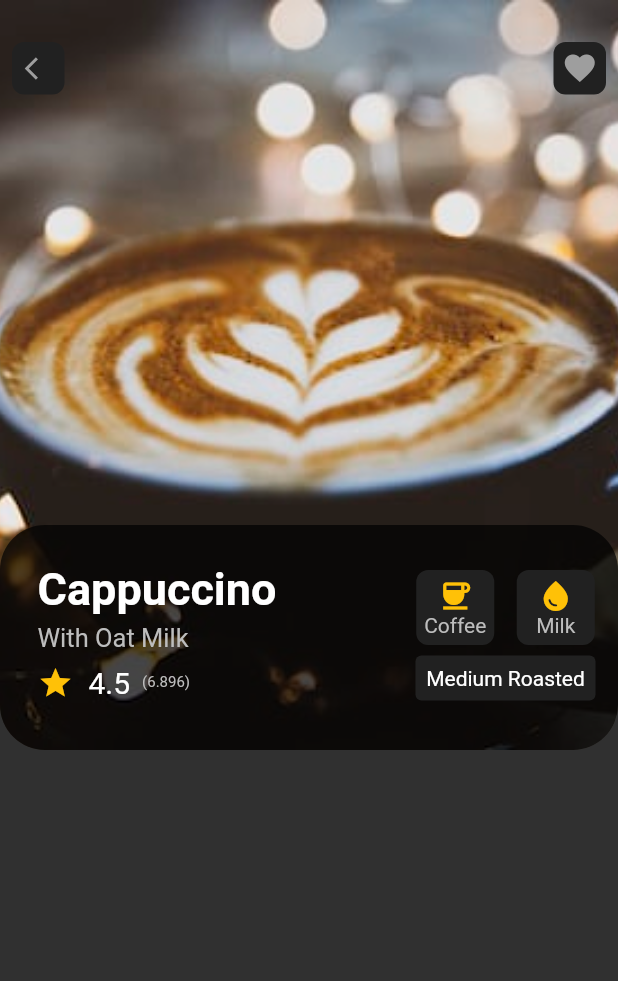
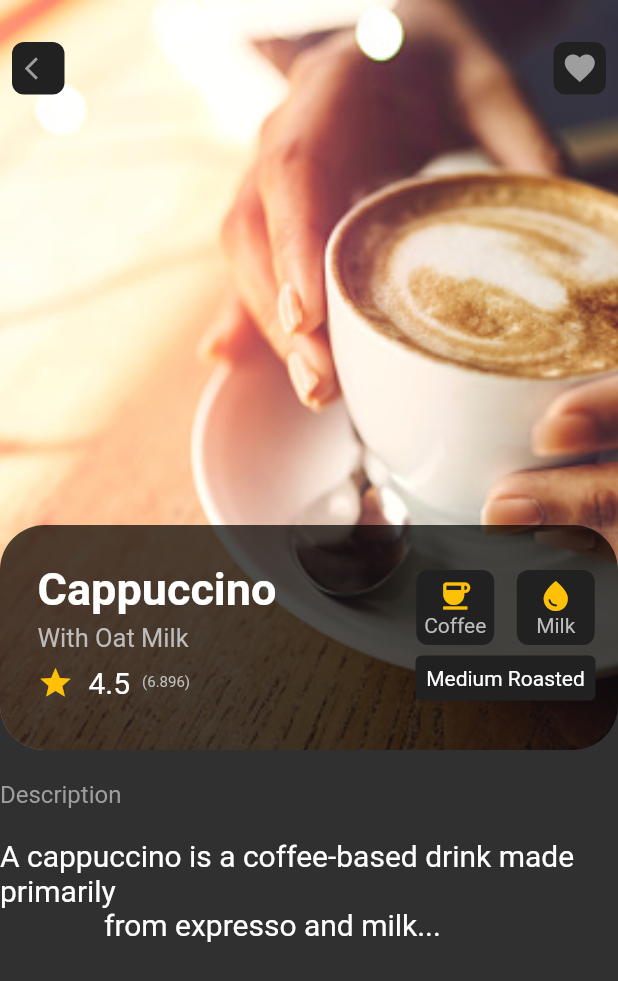
Before and after one commit to MickeyOnyando/Baristum, a Flutter app: the screen it shows after launch, after a tap on "4.5", on a phone screen of 412 x 824 dp. Shown: the top 981 px of the screen. Run offline on Flutter 3.47's test engine with Material 2 defaults, Android fonts, the phone set to English and light mode, and no system bars; our stand-ins replace google_nav_bar.

Commit message:
Bottom Nav bar

```diff
--- a/lib/components/bottom_nav_bar.dart
+++ b/lib/components/bottom_nav_bar.dart
@@ -1,17 +1,70 @@
 import 'package:flutter/material.dart';
 import 'package:google_nav_bar/google_nav_bar.dart';
+import 'package:coffeeui/pages/cart_page.dart';
+import 'package:coffeeui/pages/home_page.dart';
+import 'package:coffeeui/pages/favorites.dart';
 
-class MyBottomNavBar extends StatelessWidget {
-  void Function(int)? onTabChange;
+class MyBottomNavBar extends StatefulWidget {
+  final int selectedIndex;
 
-  MyBottomNavBar({
-    required this.onTabChange,
+  const MyBottomNavBar({
+    super.key,
+    required this.selectedIndex,
   });
+
+  @override
+  State<MyBottomNavBar> createState() => _MyBottomNavBarState();
+}
+
+class _MyBottomNavBarState extends State<MyBottomNavBar> {
+  int _selectedIndex = 0;
+
+  @override
+  void initState() {
+    super.initState();
+    _selectedIndex = widget.selectedIndex;
+  }
+
+  void navigateBottomBar(int newIndex) {
+    setState(() {
+      _selectedIndex = newIndex;
+    });
+
+    switch (newIndex) {
+      case 0: //home
+        Navigator.pushReplacement(
+          context,
+          MaterialPageRoute(
+            builder: (context) => const HomePage(),
+          ),
+        );
+        break;
+
+      case 1: //cart
+        Navigator.pushReplacement(
+          context,
+          MaterialPageRoute(
+            builder: (context) => const CartPage(),
+          ),
+        );
+        break;
+
+      case 2: //favorites
+        Navigator.pushReplacement(
+          context,
+          MaterialPageRoute(
+            builder: (context) => const FavoritesPage(),
+          ),
+        );
+        break;
+    }
+  }
 
   @override
   Widget build(BuildContext context) {
     return GNav(
-      onTabChange: (value) => onTabChange!(value),
+      selectedIndex: _selectedIndex,
+      onTabChange: (value) => navigateBottomBar(value),
       mainAxisAlignment: MainAxisAlignment.center,
       activeColor: Colors.amber,
       color: Colors.grey[300],
--- a/lib/components/coffee_tiles.dart
+++ b/lib/components/coffee_tiles.dart
@@ -1,9 +1,9 @@
-import 'package:coffeeui/pages/cart_page.dart';
 import 'package:flutter/material.dart';
+import 'package:provider/provider.dart';
 
 import '../models/drinks.dart';
 
-class CoffeeTile extends StatelessWidget {
+class CoffeeTile extends StatefulWidget {
   final Drink drink;
   final VoidCallback onTap;
 
@@ -13,11 +13,20 @@ class CoffeeTile extends StatelessWidget {
   });
 
   @override
+  State<CoffeeTile> createState() => _CoffeeTileState();
+}
+
+class _CoffeeTileState extends State<CoffeeTile> {
+  void addToCart() {
+    Provider.of(context);
+  }
+
+  @override
   Widget build(BuildContext context) {
     return Padding(
       padding: const EdgeInsets.only(left: 20),
       child: GestureDetector(
-        onTap: onTap,
+        onTap: widget.onTap,
         child: Container(
           width: 175,
           decoration: BoxDecoration(
@@ -37,7 +46,7 @@ class CoffeeTile extends StatelessWidget {
                       decoration: BoxDecoration(
                         borderRadius: BorderRadius.circular(16),
                         image: DecorationImage(
-                          image: AssetImage(drink.coffeeImagePath),
+                          image: AssetImage(widget.drink.coffeeImagePath),
                           fit: BoxFit.cover,
                         ),
                       ),
@@ -60,7 +69,7 @@ class CoffeeTile extends StatelessWidget {
                             color: Colors.amber,
                             size: 18,
                           ),
-                          Text(drink.coffeeRating),
+                          Text(widget.drink.coffeeRating),
                         ],
                       ),
                     ),
@@ -69,12 +78,12 @@ class CoffeeTile extends StatelessWidget {
                 Padding(
                   padding: const EdgeInsets.only(top: 8, bottom: 4),
                   child: Text(
-                    drink.coffeeType,
+                    widget.drink.coffeeType,
                     style: const TextStyle(fontSize: 18),
                   ),
                 ),
                 Text(
-                  drink.milkType,
+                  widget.drink.milkType,
                   style: const TextStyle(color: Colors.grey),
                 ),
                 Padding(
@@ -82,16 +91,9 @@ class CoffeeTile extends StatelessWidget {
                   child: Row(
                     mainAxisAlignment: MainAxisAlignment.spaceBetween,
                     children: [
-                      Text(drink.coffeePrice),
+                      Text(widget.drink.coffeePrice),
                       GestureDetector(
-                        onTap: () {
-                          Navigator.push(
-                            context,
-                            MaterialPageRoute(
-                              builder: ((context) => const CartPage()),
-                            ),
-                          );
-                        },
+                        onTap: addToCart,
                         child: Container(
                           height: 30,
                           width: 30,
--- /dev/null
+++ b/lib/components/side_nav.dart
@@ -0,0 +1,10 @@
+import 'package:flutter/material.dart';
+
+class SideNav extends StatelessWidget {
+  const SideNav({super.key});
+
+  @override
+  Widget build(BuildContext context) {
+    return const Drawer();
+  }
+}
--- a/lib/models/shop.dart
+++ b/lib/models/shop.dart
@@ -15,7 +15,7 @@ class CoffeeShop extends ChangeNotifier {
 
     //expresso
     Drink(
-      coffeeImagePath: "lib/images/coffee12.jpg",
+      coffeeImagePath: "lib/images/coffee12.jpeg",
       coffeeType: "Expresso",
       coffeePrice: "\$ 3.99",
       milkType: "Dairy Milk",
@@ -54,7 +54,7 @@ class CoffeeShop extends ChangeNotifier {
       coffeeImagePath: 'lib/images/coffee3.jpg',
       coffeeType: "Cappuccino",
       coffeePrice: '\$ 4.50',
-      milkType: "Almond Milk",
+      milkType: " ",
       coffeeRating: "4.5",
     ),
 
--- a/lib/pages/home_page.dart
+++ b/lib/pages/home_page.dart
@@ -1,15 +1,15 @@
 import 'package:coffeeui/components/bottom_nav_bar.dart';
+import 'package:coffeeui/components/side_nav.dart';
 import 'package:coffeeui/models/drinks.dart';
 import 'package:coffeeui/models/shop.dart';
 import 'package:coffeeui/components/coffee_tiles.dart';
 import 'package:coffeeui/components/coffee_type.dart';
 import 'package:coffeeui/components/specials_tiles.dart';
 import 'package:flutter/material.dart';
-import 'package:google_fonts/google_fonts.dart';
 import 'package:provider/provider.dart';
 
 import 'cart_page.dart';
-import 'shop_page.dart';
+import 'favorites.dart';
 import 'tiles/cappuccino_page.dart';
 
 class HomePage extends StatefulWidget {
@@ -55,17 +55,13 @@ class _HomePageState extends State<HomePage> {
     });
   }
 
-  int _selectedIndex = 0;
-  void navigateBottomBar(int newIndex) {
-    setState(() {
-      _selectedIndex = newIndex;
-    });
-  }
-
   //list of pages
   final List<Widget> _pages = [
-    //shop page
-    const ShopPage(),
+    //home page
+    const HomePage(),
+
+    //favorites page
+    const FavoritesPage(),
 
     //cart page
     const CartPage(),
@@ -74,11 +70,11 @@ class _HomePageState extends State<HomePage> {
   @override
   Widget build(BuildContext context) {
     return Scaffold(
+      drawer: const SideNav(),
       backgroundColor: Colors.black87,
       appBar: AppBar(
         elevation: 0,
         backgroundColor: Colors.transparent,
-        leading: const Icon(Icons.grid_view_rounded),
         actions: const [
           Padding(
             padding: EdgeInsets.only(right: 15),
@@ -86,18 +82,16 @@ class _HomePageState extends State<HomePage> {
           ),
         ],
       ),
-      bottomNavigationBar: MyBottomNavBar(
-        onTabChange: (index) => navigateBottomBar(index),
-      ),
+      bottomNavigationBar: const MyBottomNavBar(selectedIndex: 0),
       body: Consumer<CoffeeShop>(
         builder: (context, value, child) => SingleChildScrollView(
           child:
               Column(crossAxisAlignment: CrossAxisAlignment.start, children: [
-            Padding(
-              padding: const EdgeInsets.symmetric(horizontal: 20),
+            const Padding(
+              padding: EdgeInsets.symmetric(horizontal: 20),
               child: Text(
                 "Find the best coffee for you",
-                style: GoogleFonts.bebasNeue(
+                style: TextStyle(
                   fontSize: 40,
                   fontWeight: FontWeight.bold,
                 ),
--- a/lib/pages/tiles/cappuccino_page.dart
+++ b/lib/pages/tiles/cappuccino_page.dart
@@ -14,12 +14,15 @@ class _CappuccinoPageState extends State<CappuccinoPage> {
   Widget build(BuildContext context) {
     return Scaffold(
       body: SafeArea(
-        child: Container(
+        child: Column(
+          crossAxisAlignment: CrossAxisAlignment.start,
+          children: [
+            Container(
               height: 500,
               decoration: const BoxDecoration(
                 image: DecorationImage(
                   image: AssetImage(
-                'lib/images/coffee10.jpeg',
+                    'lib/images/coffee4.jpg',
                   ),
                   fit: BoxFit.cover,
                 ),
@@ -84,7 +87,8 @@ class _CappuccinoPageState extends State<CappuccinoPage> {
                             mainAxisAlignment: MainAxisAlignment.spaceBetween,
                             children: [
                               Padding(
-                            padding: const EdgeInsets.only(top: 10, left: 10),
+                                padding:
+                                    const EdgeInsets.only(top: 10, left: 10),
                                 child: Column(
                                   crossAxisAlignment: CrossAxisAlignment.start,
                                   children: [
@@ -175,8 +179,8 @@ class _CappuccinoPageState extends State<CappuccinoPage> {
                                     color: Colors.grey[900],
                                     borderRadius: BorderRadius.circular(4),
                                   ),
-                              child:
-                                  const Center(child: Text("Medium Roasted")),
+                                  child: const Center(
+                                      child: Text("Medium Roasted")),
                                 ),
                               ),
                             ],
@@ -187,6 +191,24 @@ class _CappuccinoPageState extends State<CappuccinoPage> {
                   ),
                 ],
               ),
+            ),
+            const SizedBox(height: 20),
+            const Text(
+              "Description",
+              style: TextStyle(
+                fontSize: 16,
+                color: Colors.grey,
+              ),
+            ),
+            const SizedBox(height: 20),
+            const Text(
+              """A cappuccino is a coffee-based drink made primarily
+              from expresso and milk...""",
+              style: TextStyle(
+                fontSize: 20,
+              ),
+            ),
+          ],
         ),
       ),
     );
```
Also changed, not shown: lib/pages/cart_page.dart (+7 -2 lines), lib/pages/favorites.dart (+7 -2 lines), lib/pages/shop_page.dart (deleted, +0 -17 lines), pubspec.lock, 1 other file. Lines whose indentation alone changed are shown as unchanged.
